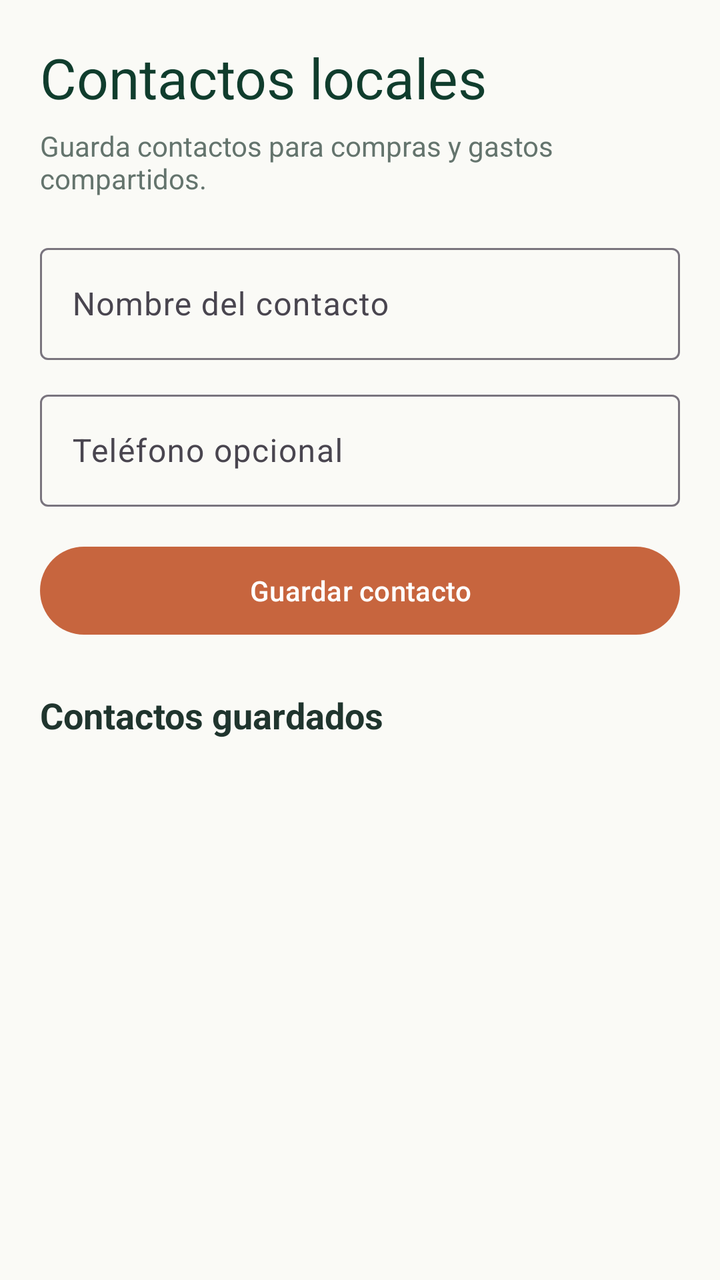
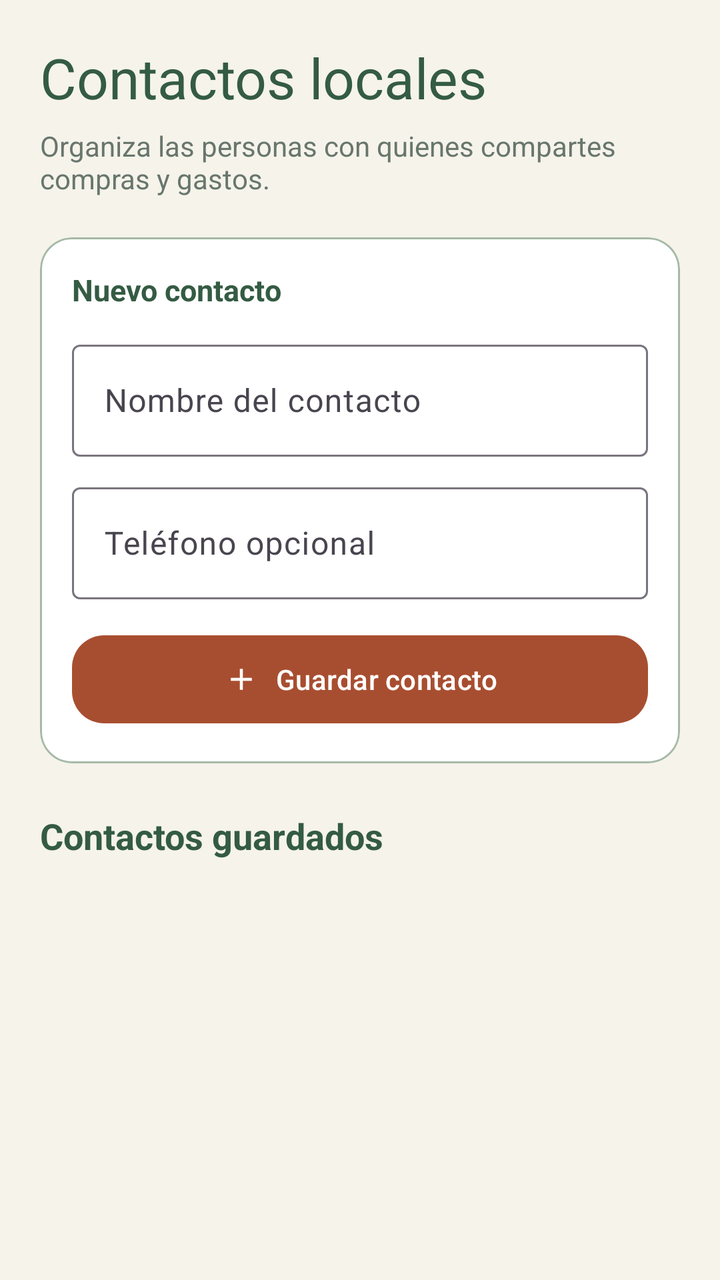

Before-and-after screenshots of an Android layout around one commit, followed by the original layout XML and the change that was made.
<!-- AndroidManifest.xml: application theme Theme.LocalCash -->
<!-- res/layout/activity_contactos.xml -->
<?xml version="1.0" encoding="utf-8"?>
<ScrollView xmlns:android="http://schemas.android.com/apk/res/android"
    xmlns:app="http://schemas.android.com/apk/res-auto"
    android:layout_width="match_parent"
    android:layout_height="match_parent"
    android:background="@color/lc_warm_background"
    android:fillViewport="true">
    <LinearLayout android:layout_width="match_parent" android:layout_height="wrap_content" android:orientation="vertical" android:padding="20dp">
        <TextView style="@style/TextAppearance.Material3.HeadlineMedium" android:layout_width="wrap_content" android:layout_height="wrap_content" android:text="@string/contacts_title" android:textColor="@color/lc_green_dark" />
        <TextView android:layout_width="match_parent" android:layout_height="wrap_content" android:layout_marginTop="6dp" android:text="@string/contacts_subtitle" android:textColor="@color/lc_text_secondary" />
        <com.google.android.material.textfield.TextInputLayout style="@style/Widget.Material3.TextInputLayout.OutlinedBox" android:layout_width="match_parent" android:layout_height="wrap_content" android:layout_marginTop="20dp" android:hint="@string/contact_name_hint">
            <com.google.android.material.textfield.TextInputEditText android:id="@+id/input_contact_name" android:layout_width="match_parent" android:layout_height="56dp" android:inputType="textCapWords" />
        </com.google.android.material.textfield.TextInputLayout>
        <com.google.android.material.textfield.TextInputLayout style="@style/Widget.Material3.TextInputLayout.OutlinedBox" android:layout_width="match_parent" android:layout_height="wrap_content" android:layout_marginTop="12dp" android:hint="@string/contact_phone_hint">
            <com.google.android.material.textfield.TextInputEditText android:id="@+id/input_contact_phone" android:layout_width="match_parent" android:layout_height="56dp" android:inputType="phone" />
        </com.google.android.material.textfield.TextInputLayout>
        <com.google.android.material.button.MaterialButton android:id="@+id/button_add_contact" android:layout_width="match_parent" android:layout_height="52dp" android:layout_marginTop="16dp" android:text="@string/action_add_contact" app:backgroundTint="@color/lc_orange_earth" />
        <TextView android:layout_width="wrap_content" android:layout_height="wrap_content" android:layout_marginTop="24dp" android:text="@string/contacts_list_title" android:textColor="@color/lc_text_primary" android:textSize="18sp" android:textStyle="bold" />
        <LinearLayout android:id="@+id/list_contacts" android:layout_width="match_parent" android:layout_height="wrap_content" android:layout_marginTop="8dp" android:orientation="vertical" />
    </LinearLayout>
</ScrollView>
<!-- resources referenced by this layout -->
<resources>
  <color name="lc_green_dark">#103D2D</color>
  <color name="lc_orange_earth">#C7653E</color>
  <color name="lc_text_primary">#20352E</color>
  <color name="lc_text_secondary">#64746D</color>
  <color name="lc_warm_background">#FAFAF6</color>
  <string name="action_add_contact">Guardar contacto</string>
  <string name="contact_name_hint">Nombre del contacto</string>
  <string name="contact_phone_hint">Teléfono opcional</string>
  <string name="contacts_list_title">Contactos guardados</string>
  <string name="contacts_subtitle">Guarda contactos para compras y gastos compartidos.</string>
  <string name="contacts_title">Contactos locales</string>
  <style name="Theme.LocalCash" parent="Base.Theme.LocalCash" />
  <style name="Base.Theme.LocalCash" parent="Theme.Material3.DayNight.NoActionBar">
          
          
      </style>
</resources>

<!-- the commit's change to res/layout/activity_contactos.xml (unified diff, before → after) -->
@@ -8,13 +8,18 @@
     <LinearLayout android:layout_width="match_parent" android:layout_height="wrap_content" android:orientation="vertical" android:padding="20dp">
         <TextView style="@style/TextAppearance.Material3.HeadlineMedium" android:layout_width="wrap_content" android:layout_height="wrap_content" android:text="@string/contacts_title" android:textColor="@color/lc_green_dark" />
         <TextView android:layout_width="match_parent" android:layout_height="wrap_content" android:layout_marginTop="6dp" android:text="@string/contacts_subtitle" android:textColor="@color/lc_text_secondary" />
-        <com.google.android.material.textfield.TextInputLayout style="@style/Widget.Material3.TextInputLayout.OutlinedBox" android:layout_width="match_parent" android:layout_height="wrap_content" android:layout_marginTop="20dp" android:hint="@string/contact_name_hint">
-            <com.google.android.material.textfield.TextInputEditText android:id="@+id/input_contact_name" android:layout_width="match_parent" android:layout_height="56dp" android:inputType="textCapWords" />
-        </com.google.android.material.textfield.TextInputLayout>
-        <com.google.android.material.textfield.TextInputLayout style="@style/Widget.Material3.TextInputLayout.OutlinedBox" android:layout_width="match_parent" android:layout_height="wrap_content" android:layout_marginTop="12dp" android:hint="@string/contact_phone_hint">
-            <com.google.android.material.textfield.TextInputEditText android:id="@+id/input_contact_phone" android:layout_width="match_parent" android:layout_height="56dp" android:inputType="phone" />
-        </com.google.android.material.textfield.TextInputLayout>
-        <com.google.android.material.button.MaterialButton android:id="@+id/button_add_contact" android:layout_width="match_parent" android:layout_height="52dp" android:layout_marginTop="16dp" android:text="@string/action_add_contact" app:backgroundTint="@color/lc_orange_earth" />
+        <com.google.android.material.card.MaterialCardView android:layout_width="match_parent" android:layout_height="wrap_content" android:layout_marginTop="20dp" app:cardBackgroundColor="@color/lc_surface" app:cardCornerRadius="16dp" app:cardElevation="0dp" app:strokeColor="@color/lc_sage_outline" app:strokeWidth="1dp">
+            <LinearLayout android:layout_width="match_parent" android:layout_height="wrap_content" android:orientation="vertical" android:padding="16dp">
+                <TextView android:layout_width="wrap_content" android:layout_height="wrap_content" android:text="@string/contact_new_title" android:textColor="@color/lc_text_primary" android:textSize="15sp" android:textStyle="bold" />
+                <com.google.android.material.textfield.TextInputLayout style="@style/Widget.Material3.TextInputLayout.OutlinedBox" android:layout_width="match_parent" android:layout_height="wrap_content" android:layout_marginTop="12dp" android:hint="@string/contact_name_hint">
+                    <com.google.android.material.textfield.TextInputEditText android:id="@+id/input_contact_name" android:layout_width="match_parent" android:layout_height="56dp" android:inputType="textCapWords" />
+                </com.google.android.material.textfield.TextInputLayout>
+                <com.google.android.material.textfield.TextInputLayout style="@style/Widget.Material3.TextInputLayout.OutlinedBox" android:layout_width="match_parent" android:layout_height="wrap_content" android:layout_marginTop="10dp" android:hint="@string/contact_phone_hint">
+                    <com.google.android.material.textfield.TextInputEditText android:id="@+id/input_contact_phone" android:layout_width="match_parent" android:layout_height="56dp" android:inputType="phone" />
+                </com.google.android.material.textfield.TextInputLayout>
+                <com.google.android.material.button.MaterialButton android:id="@+id/button_add_contact" android:layout_width="match_parent" android:layout_height="52dp" android:layout_marginTop="14dp" android:text="@string/action_add_contact" android:textColor="@color/white" app:backgroundTint="@color/lc_account_create" app:cornerRadius="16dp" app:icon="@drawable/ic_add" app:iconGravity="textStart" app:iconPadding="8dp" app:iconTint="@color/white" />
+            </LinearLayout>
+        </com.google.android.material.card.MaterialCardView>
         <TextView android:layout_width="wrap_content" android:layout_height="wrap_content" android:layout_marginTop="24dp" android:text="@string/contacts_list_title" android:textColor="@color/lc_text_primary" android:textSize="18sp" android:textStyle="bold" />
         <LinearLayout android:id="@+id/list_contacts" android:layout_width="match_parent" android:layout_height="wrap_content" android:layout_marginTop="8dp" android:orientation="vertical" />
     </LinearLayout>
<!-- resource entries referenced after the edit -->
@@ -1,20 +1,38 @@
 <!-- resources referenced by this layout -->
 <resources>
-  <color name="lc_green_dark">#103D2D</color>
-  <color name="lc_orange_earth">#C7653E</color>
-  <color name="lc_text_primary">#20352E</color>
-  <color name="lc_text_secondary">#64746D</color>
-  <color name="lc_warm_background">#FAFAF6</color>
+  <color name="lc_account_create">#A84E30</color>
+  <color name="lc_green_dark">#345B43</color>
+  <color name="lc_sage_outline">#A5B9A6</color>
+  <color name="lc_surface">#FFFFFFFF</color>
+  <color name="lc_orange_earth">#A75E42</color>
+  <color name="lc_text_primary">#345B43</color>
+  <color name="lc_text_secondary">#68766D</color>
+  <color name="lc_warm_background">#F5F3EA</color>
+  <color name="white">#FFFFFFFF</color>
+  <!-- drawable ic_add (drawable) -->
+  <vector xmlns:android="http://schemas.android.com/apk/res/android" android:width="24dp" android:height="24dp" android:viewportWidth="24" android:viewportHeight="24">
+      <path android:fillColor="#FF000000" android:pathData="M19,13h-6v6h-2v-6H5v-2h6V5h2v6h6z" />
+  </vector>
   <string name="action_add_contact">Guardar contacto</string>
   <string name="contact_name_hint">Nombre del contacto</string>
+  <string name="contact_new_title">Nuevo contacto</string>
   <string name="contact_phone_hint">Teléfono opcional</string>
   <string name="contacts_list_title">Contactos guardados</string>
-  <string name="contacts_subtitle">Guarda contactos para compras y gastos compartidos.</string>
+  <string name="contacts_subtitle">Organiza las personas con quienes compartes compras y gastos.</string>
   <string name="contacts_title">Contactos locales</string>
   <style name="Theme.LocalCash" parent="Base.Theme.LocalCash" />
   <style name="Base.Theme.LocalCash" parent="Theme.Material3.DayNight.NoActionBar">
-          
-          
+          <item name="colorPrimary">@color/lc_green_dark</item>
+          <item name="colorOnPrimary">@color/lc_on_primary</item>
+          <item name="colorSecondary">@color/lc_orange_earth</item>
+          <item name="colorSurface">@color/lc_surface</item>
+          <item name="colorOnSurface">@color/lc_text_primary</item>
+          <item name="colorSurfaceVariant">@color/lc_warm_background</item>
+          <item name="android:windowLightStatusBar">true</item>
+          <item name="android:windowLightNavigationBar">true</item>
+          <item name="android:statusBarColor">@color/lc_warm_background</item>
+          <item name="android:navigationBarColor">@color/lc_surface</item>
       </style>
+  <color name="lc_on_primary">#FFFFFFFF</color>
 </resources>
 
